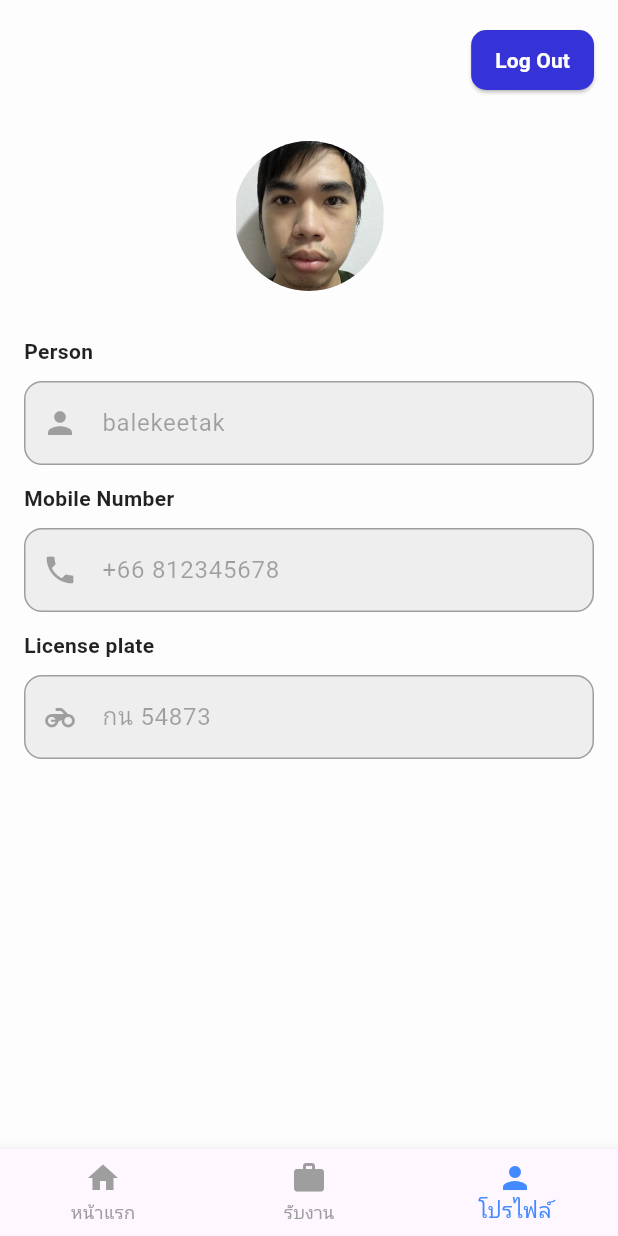
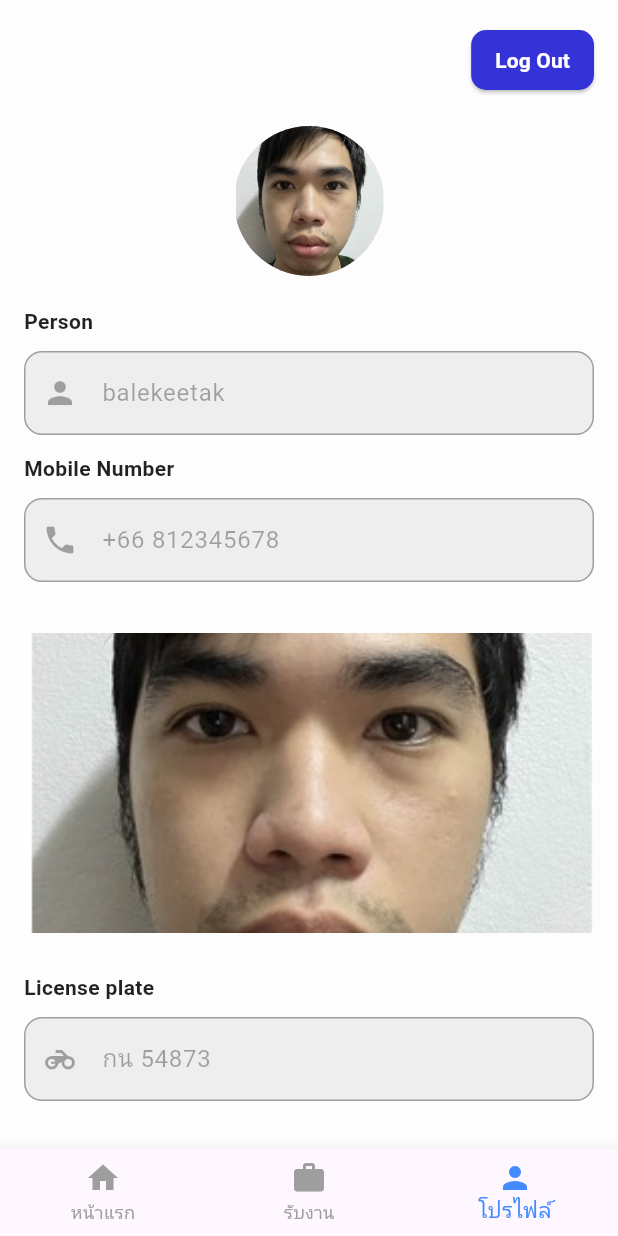
Before and after one commit to Lunire/fasttrack, a Flutter app: the RiderProfile screen opened directly, on a phone screen of 412 x 824 dp. Run offline on Flutter 3.47's test engine with Material 3 defaults, Android fonts, the phone set to English and light mode, and no system bars.

Commit message:
Rider Profile

```diff
--- a/lib/pages/auth/rider/rider_register.dart
+++ b/lib/pages/auth/rider/rider_register.dart
@@ -315,7 +315,7 @@ class _RiderRegisterState extends State<RiderRegister> {
                       GestureDetector(
                         onTap: _showImageSourceDialog,
                         child: Container(
-                          width: 300,
+                          width: double.infinity,
                           height: 200,
                           decoration: BoxDecoration(
                             color: const Color(0xFFD0D0D0).withOpacity(0.3),
--- a/lib/pages/home/customer_home.dart
+++ b/lib/pages/home/customer_home.dart
@@ -34,6 +34,7 @@ class CustomerHome extends StatelessWidget {
         child: Column(
           crossAxisAlignment: CrossAxisAlignment.start,
           children: [
+            SizedBox(height: 24),
             // ทักทายผู้ใช้
             Row(
               children: [
--- a/lib/pages/home/rider_home.dart
+++ b/lib/pages/home/rider_home.dart
@@ -29,6 +29,7 @@ class RiderHome extends StatelessWidget {
         child: Column(
           crossAxisAlignment: CrossAxisAlignment.start,
           children: [
+            SizedBox(height: 24),
             // ทักทายผู้ใช้
             Row(
               children: [
--- a/lib/pages/profile/rider_profile.dart
+++ b/lib/pages/profile/rider_profile.dart
@@ -10,9 +10,15 @@ class RiderProfile extends StatefulWidget {
 }
 
 class _RiderProfileState extends State<RiderProfile> {
+  final profileController = TextEditingController(
+    text: 'assets/images/avatar.png',
+  );
   final nameController = TextEditingController(text: 'balekeetak');
   final phoneController = TextEditingController(text: '+66 812345678');
   final caridController = TextEditingController(text: 'กน 54873');
+  final carpictureController = TextEditingController(
+    text: 'assets/images/avatar.png',
+  );
 
   void _onItemTapped(BuildContext context, int index) {
     if (index == 0) {
@@ -94,12 +100,7 @@ class _RiderProfileState extends State<RiderProfile> {
                     vertical: 8,
                   ),
                 ),
-                onPressed: () {
-                  Navigator.pushReplacement(
-                    context,
-                    MaterialPageRoute(builder: (context) => MainScreen()),
-                  );
-                },
+                onPressed: Logout,
                 child: const Text(
                   'Log Out',
                   style: TextStyle(fontWeight: FontWeight.bold),
@@ -107,13 +108,13 @@ class _RiderProfileState extends State<RiderProfile> {
               ),
             ),
 
-            const SizedBox(height: 30),
+            const SizedBox(height: 20),
 
             CircleAvatar(
               radius: 50,
-              backgroundImage: AssetImage('assets/images/avatar.png'),
+              backgroundImage: AssetImage(profileController.text),
             ),
-            SizedBox(height: 24),
+            SizedBox(height: 14),
 
             buildDisplayField(
               icon: Icons.person,
@@ -125,6 +126,31 @@ class _RiderProfileState extends State<RiderProfile> {
               label: 'Mobile Number',
               controller: phoneController,
             ),
+
+            const SizedBox(height: 28),
+
+            // ช่องแสดงรูปภาพ
+            Center(
+              child: Column(
+                children: [
+                  GestureDetector(
+                    child: Container(
+                      width: double.infinity,
+                      height: 200,
+                      decoration: BoxDecoration(
+                        image: DecorationImage(
+                          image: AssetImage(carpictureController.text),
+                          fit: BoxFit.cover,
+                        ),
+                      ),
+                    ),
+                  ),
+                ],
+              ),
+            ),
+
+            const SizedBox(height: 20),
+
             buildDisplayField(
               icon: Icons.motorcycle,
               label: 'License plate',
@@ -147,4 +173,11 @@ class _RiderProfileState extends State<RiderProfile> {
       ),
     );
   }
+
+  void Logout() {
+    Navigator.pushReplacement(
+      context,
+      MaterialPageRoute(builder: (context) => MainScreen()),
+    );
+  }
 }
```
Also changed, not shown: lib/pages/profile/customer_profile.dart (+17 -10 lines).
